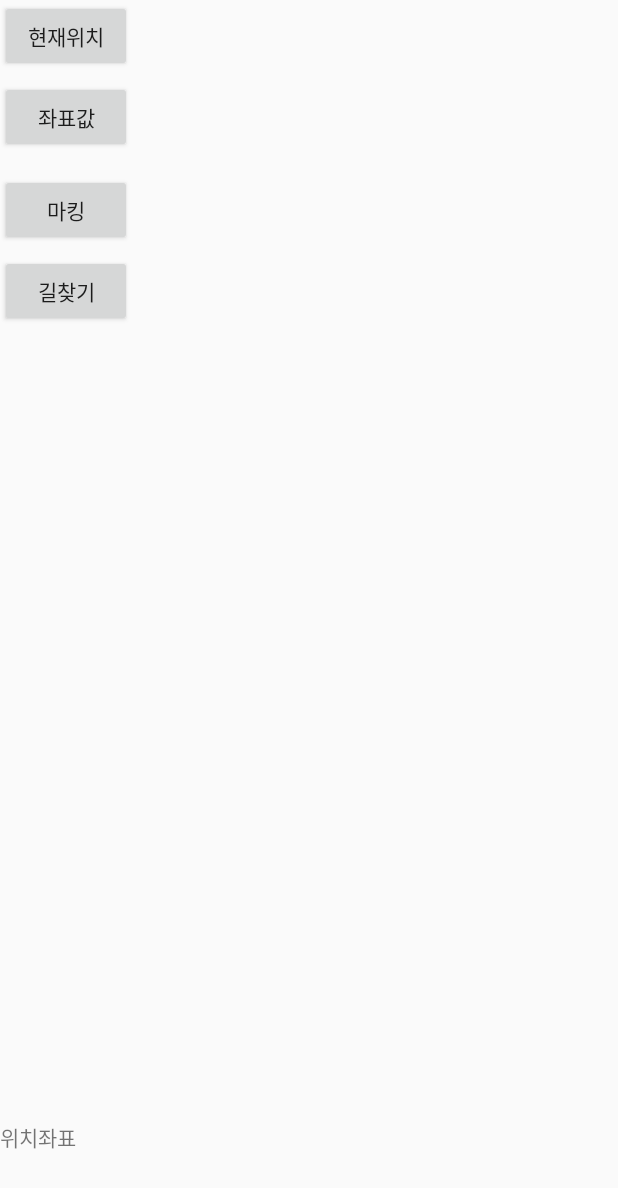
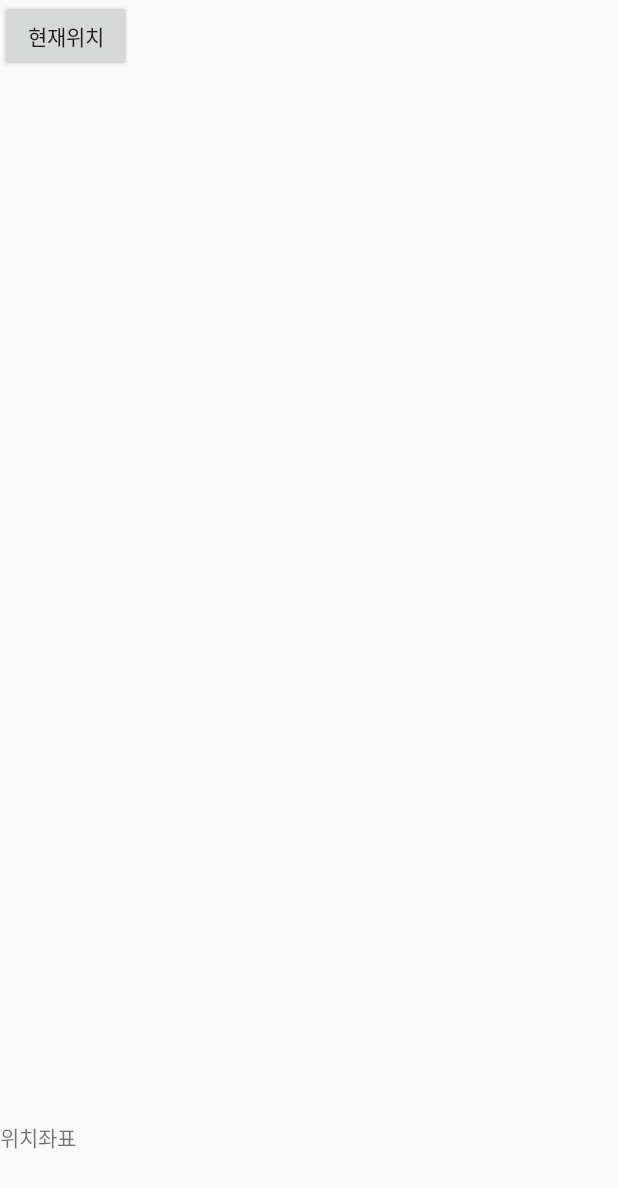
Before and after one commit to SANGBEEN/silmu, an Android app: the layout content_main.xml on its own in the app's theme, with its tools: preview values and no code run, on a phone screen of 412 x 824 dp. Shown: the top 1188 px of the screen. Run offline under Robolectric (Android 15) with nearby library versions, the phone set to English and light mode, and no system bars.

Commit message:
좌표,경로,마커 버튼삭제

```diff
--- a/MyDaum514/app/src/main/java/org/androidtown/location/Mainscreen.java
+++ b/MyDaum514/app/src/main/java/org/androidtown/location/Mainscreen.java
@@ -30,6 +30,7 @@ public class Mainscreen extends AppCompatActivity {
         Intent intent = new Intent(getApplication(),MainActivity.class);
         startActivity(intent);
 
+
     }
 
     public void onMain1Clicked(View v){
--- a/MyDaum514/app/src/main/res/layout/content_main.xml
+++ b/MyDaum514/app/src/main/res/layout/content_main.xml
@@ -36,38 +36,5 @@
         android:layout_alignParentBottom="true"
         android:layout_marginBottom="55dp" />
 
-    <Button
-        android:layout_width="wrap_content"
-        android:layout_height="wrap_content"
-        android:text="좌표값"
-        android:id="@+id/button2"
-        android:layout_alignParentTop="true"
-        android:layout_alignParentLeft="true"
-        android:layout_alignParentStart="true"
-        android:layout_marginTop="54dp"
-        android:onClick="onButton2Clicked" />
-
-    <Button
-    android:layout_width="wrap_content"
-    android:layout_height="wrap_content"
-    android:text="마킹"
-    android:id="@+id/button3"
-    android:layout_alignParentTop="true"
-    android:layout_alignParentLeft="true"
-    android:layout_alignParentStart="true"
-    android:layout_marginTop="116dp"
-    android:onClick="onButton3Clicked" />
-    <Button
-        android:layout_width="wrap_content"
-        android:layout_height="wrap_content"
-        android:text="길찾기"
-        android:id="@+id/button4"
-        android:layout_alignParentTop="true"
-        android:layout_alignParentLeft="true"
-        android:layout_alignParentStart="true"
-        android:layout_marginTop="170dp"
-        android:onClick="onButton4Clicked" />
-
-
 
 </RelativeLayout>
--- a/MyDaum514/app/src/main/res/menu/menu_main.xml
+++ b/MyDaum514/app/src/main/res/menu/menu_main.xml
@@ -5,6 +5,6 @@
     <item
         android:id="@+id/action_settings"
         android:orderInCategory="100"
-        android:title="범위지정"
+        android:title="현재위치"
         app:showAsAction="never" />
 </menu>
```
Also changed, not shown: MyDaum514/app/src/main/java/org/androidtown/location/MainActivity.java (+18 -129 lines).
